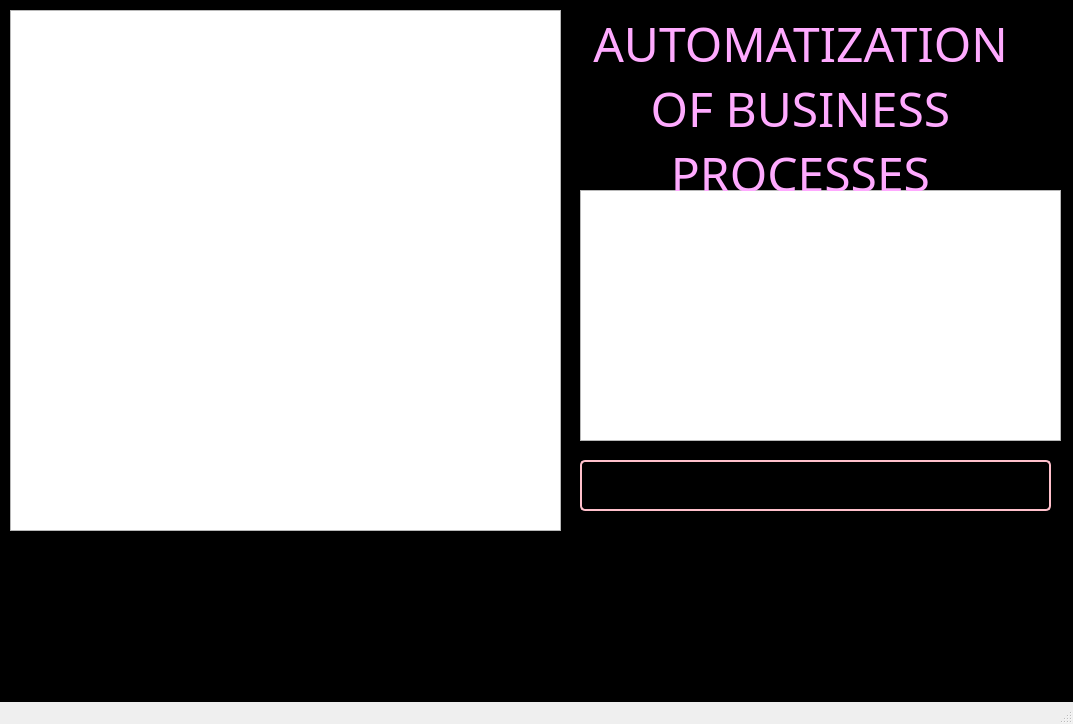
This is untitled.ui in CyberBro9/aobp as Qt 5 draws it before an edit. The edited form follows.
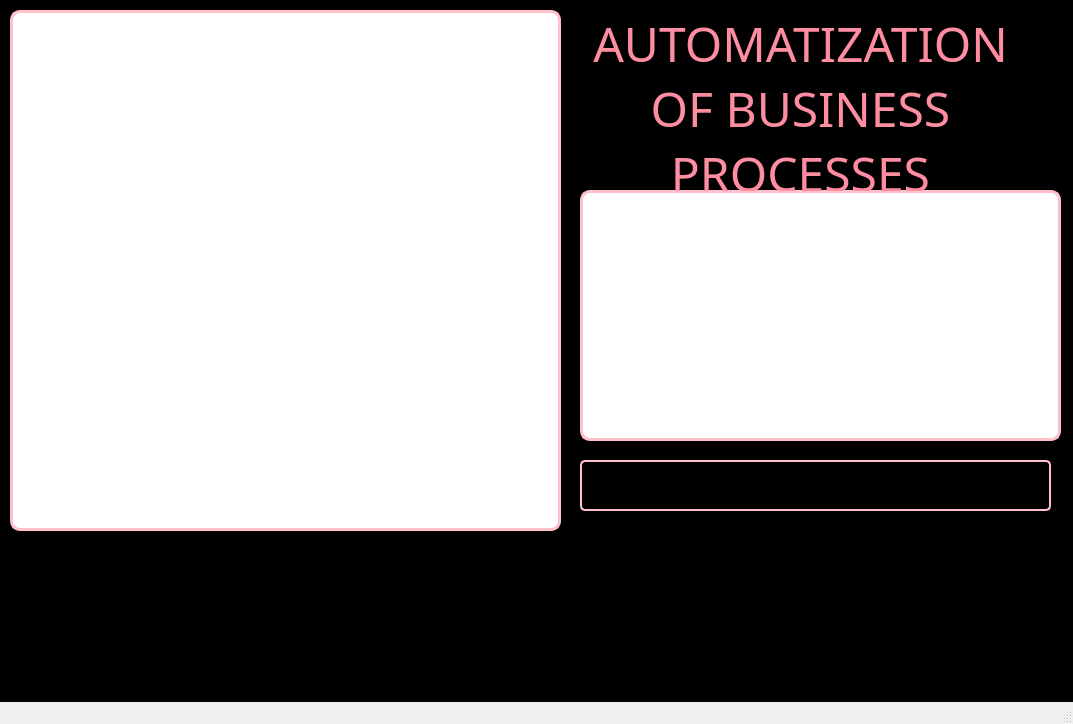
This is the edited form.

Commit message: Неприятность на борту

The edit to the form file:
```diff
--- a/untitled.ui
+++ b/untitled.ui
@@ -44,6 +44,14 @@
     <property name="whatsThis">
      <string>Бро сюда картинку бро</string>
     </property>
+    <property name="styleSheet">
+     <string notr="true">QGraphicsView {
+	border: 3px solid pink;
+	background-color: rgb(255, 255, 255);
+	border-radius: 10px;
+	padding: 10px 10px;
+}</string>
+    </property>
    </widget>
    <widget class="QTableWidget" name="tableWidget">
     <property name="geometry">
@@ -57,6 +65,14 @@
     <property name="toolTip">
      <string>&lt;html&gt;&lt;head/&gt;&lt;body&gt;&lt;p&gt;Бро сюда эксель филес  бро&lt;/p&gt;&lt;/body&gt;&lt;/html&gt;</string>
     </property>
+    <property name="styleSheet">
+     <string notr="true">QTableWidget {
+	border: 3px solid pink;
+	background-color: rgb(255, 255, 255);
+	border-radius: 10px;
+	padding: 10px 10px;
+}</string>
+    </property>
    </widget>
    <widget class="QPushButton" name="addSelections">
     <property name="geometry">
@@ -103,11 +119,16 @@
     <property name="autoFillBackground">
      <bool>false</bool>
     </property>
+    <property name="styleSheet">
+     <string notr="true">QLabel {
+	color: qlineargradient(spread:pad, x1:0, y1:0, x2:1, y2:0, stop:0 rgba(245, 224, 176, 255), stop:0.09 rgba(246, 189, 237, 255), stop:0.14 rgba(194, 207, 246, 255), stop:0.19 rgba(184, 160, 168, 255), stop:0.25 rgba(171, 186, 248, 255), stop:0.32 rgba(243, 248, 224, 255), stop:0.385 rgba(249, 162, 183, 255), stop:0.47 rgba(100, 115, 124, 255), stop:0.58 rgba(251, 205, 202, 255), stop:0.65 rgba(170, 128, 185, 255), stop:0.75 rgba(252, 222, 204, 255), stop:0.805 rgba(206, 122, 218, 255), stop:0.86 rgba(254, 223, 175, 255), stop:0.91 rgba(254, 236, 244, 255), stop:1 rgba(255, 191, 221, 255));
+}</string>
+    </property>
     <property name="lineWidth">
      <number>1</number>
     </property>
     <property name="text">
-     <string>&lt;html&gt;&lt;head/&gt;&lt;body&gt;&lt;p&gt;&lt;span style=&quot; color:#ffaaff;&quot;&gt;AUTOMATIZATION OF BUSINESS PROCESSES&lt;/span&gt;&lt;/p&gt;&lt;/body&gt;&lt;/html&gt;</string>
+     <string>&lt;html&gt;&lt;head/&gt;&lt;body&gt;&lt;p&gt;&lt;span style=&quot; color:#ff8da1;&quot;&gt;AUTOMATIZATION OF BUSINESS PROCESSES&lt;/span&gt;&lt;/p&gt;&lt;/body&gt;&lt;/html&gt;</string>
     </property>
     <property name="textFormat">
      <enum>Qt::TextFormat::RichText</enum>
```
